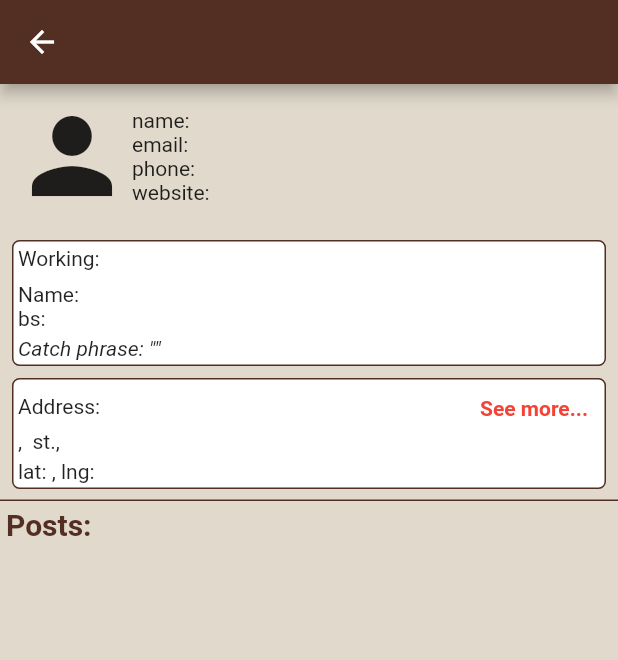
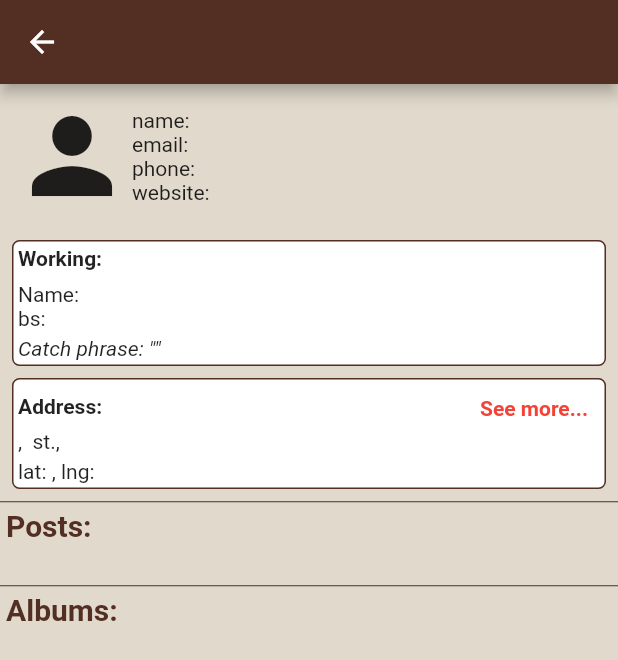
Before and after one commit to timaZapadniy/test_app, a Flutter app: the UserDetails screen opened directly with empty values, after a tap on "See more...", on a phone screen of 412 x 824 dp. Shown: the top 660 px of the screen. Run offline on Flutter 3.47's test engine with Material 2 defaults, Android fonts, the phone set to English and light mode, and no system bars; our stand-ins replace bloc, flutter_bloc; network calls fail.

Commit message:
photos bloc was added

```diff
--- /dev/null
+++ b/lib/bloc/albums_bloc/albums_bloc.dart
@@ -0,0 +1,23 @@
+import 'package:bloc/bloc.dart';
+import 'package:meta/meta.dart';
+import 'package:test_app/services/album_services/album_repository.dart';
+
+part 'albums_event.dart';
+part 'albums_state.dart';
+
+class AlbumsBloc extends Bloc<AlbumsEvent, AlbumsState> {
+  AlbumsBloc({required this.albumRepository}) : super(AlbumsInitial());
+  final AlbumRepository albumRepository;
+  @override
+  Stream<AlbumsState> mapEventToState(AlbumsEvent event) async* {
+    if (event is GetAlbumsEvent) {
+      yield LoadingAlbumsState();
+      try {
+        final List _loadedAlbums = await albumRepository.fetchAlbums(userId: event.userId);
+        yield LoadedAlbumsState(albumsList: [..._loadedAlbums]);
+      } catch (_) {
+        yield ErrorLoadAlbumsState();
+      }
+    }
+  }
+}
--- /dev/null
+++ b/lib/bloc/albums_bloc/albums_event.dart
@@ -0,0 +1,12 @@
+part of 'albums_bloc.dart';
+
+@immutable
+abstract class AlbumsEvent {}
+class GetAlbumsEvent extends AlbumsEvent {
+   GetAlbumsEvent(
+      {
+      required this.userId});
+
+  final int userId;
+
+}
--- /dev/null
+++ b/lib/bloc/albums_bloc/albums_state.dart
@@ -0,0 +1,16 @@
+part of 'albums_bloc.dart';
+
+@immutable
+abstract class AlbumsState {}
+
+class AlbumsInitial extends AlbumsState {}
+class LoadingAlbumsState extends AlbumsState {}
+
+class LoadedAlbumsState extends AlbumsState {
+
+  LoadedAlbumsState({required this.albumsList
+   });
+  final  List? albumsList;
+
+}
+class ErrorLoadAlbumsState extends AlbumsState {}
--- /dev/null
+++ b/lib/bloc/photos_bloc/photos_event.dart
@@ -0,0 +1,12 @@
+part of 'photos_bloc.dart';
+
+@immutable
+abstract class PhotosEvent {}
+class GetPhotosEvent extends PhotosEvent {
+   GetPhotosEvent(
+      {
+      required this.albumId});
+
+  final int albumId;
+
+}
--- /dev/null
+++ b/lib/bloc/photos_bloc/photos_state.dart
@@ -0,0 +1,16 @@
+part of 'photos_bloc.dart';
+
+@immutable
+abstract class PhotosState {}
+
+class PhotosInitial extends PhotosState {}
+class LoadingPhotosState extends PhotosState {}
+
+class LoadedPhotosState extends PhotosState {
+
+  LoadedPhotosState({required this.photosList
+   });
+  final  List? photosList;
+
+}
+class ErrorLoadPhotosState extends PhotosState {}
--- a/lib/screens/post_list_screen/post_pre_item.dart
+++ b/lib/screens/post_list_screen/post_pre_item.dart
@@ -27,7 +27,7 @@ class PostPreviewItem extends StatelessWidget {
            // Navigator.push(context, MaterialPageRoute(builder: (context) =>  UserDetails(user: user,)));
           },
           child: SizedBox(
-
+            width: double.infinity,
             child: Padding(
               padding: const EdgeInsets.all(4.0),
               child: Column(
@@ -35,7 +35,7 @@ class PostPreviewItem extends StatelessWidget {
                 children: [
                   Padding(
                     padding: const EdgeInsets.all(2.0),
-                    child: Text('${post.title}'),
+                    child: Text('${post.title}', style: TextStyle(fontWeight: FontWeight.bold),),
                   ),
                   Padding(
                     padding: const EdgeInsets.all(2.0),
--- a/lib/screens/user_details_screen/components/address_info.dart
+++ b/lib/screens/user_details_screen/components/address_info.dart
@@ -44,7 +44,7 @@ class _AddressInfoState extends State<AddressInfo> {
               children: [
                 Row(
                   children: [
-                     const Text('Address:'),
+                     const Text('Address:', style: TextStyle(fontWeight: FontWeight.bold),),
                      const Spacer(),
                      SizedBox(
                        height: 30,
--- a/lib/screens/user_details_screen/components/company_info.dart
+++ b/lib/screens/user_details_screen/components/company_info.dart
@@ -22,7 +22,7 @@ class CompanyInfo extends StatelessWidget {
             child: Column(
               crossAxisAlignment: CrossAxisAlignment.start,
               children: [
-                const Text('Working:'),
+                const Text('Working:', style: TextStyle(fontWeight: FontWeight.bold),),
                 const SizedBox(height: 8,),
                 Text('Name: ${company!.name}'),
                 Text('bs: ${company!.bs}'),
--- /dev/null
+++ b/lib/screens/user_details_screen/components/user_albums.dart
@@ -0,0 +1,53 @@
+import 'package:flutter/material.dart';
+import 'package:flutter_bloc/flutter_bloc.dart';
+import 'package:test_app/bloc/albums_bloc/albums_bloc.dart';
+import 'package:test_app/bloc/photos_bloc/photos_bloc.dart';
+import 'package:test_app/bloc/posts_bloc/posts_bloc.dart';
+import 'package:test_app/model/album.dart';
+import 'package:test_app/screens/album_list_screen/album_pre_item.dart';
+import 'package:test_app/screens/post_list_screen/post_pre_item.dart';
+
+class UserAlbums extends StatelessWidget {
+  const UserAlbums({ Key? key, required this.userId }) : super(key: key);
+  final int userId;
+  @override
+  Widget build(BuildContext context) {
+    final AlbumsBloc albumsBloc = BlocProvider.of<AlbumsBloc>(context);
+    albumsBloc.add(GetAlbumsEvent(userId: userId));
+    return Padding(
+      padding: const EdgeInsets.only(bottom:8.0),
+      child: Column(
+        crossAxisAlignment: CrossAxisAlignment.start,
+        children: [
+          const Padding(
+            padding: EdgeInsets.all(4.0),
+            child: Text('Albums:', style: TextStyle(fontSize: 20, color: Color(0xFF522e23), fontWeight: FontWeight.bold),),
+          ),
+          BlocBuilder<AlbumsBloc, AlbumsState>(
+          builder: (context, state) {
+          if (state is AlbumsInitial) {
+          return const SizedBox();
+        }
+
+        if (state is LoadingAlbumsState) {
+          return const Center(child: CircularProgressIndicator());
+        }
+        if (state is LoadedAlbumsState) {
+          return Row(children: [
+                    AlbumPreviewItem(album: state.albumsList![0]),
+                    AlbumPreviewItem(album: state.albumsList![1]),
+                    AlbumPreviewItem(album: state.albumsList![2]),
+                  ],);
+        }
+
+        if (state is ErrorLoadAlbumsState) {
+          return const Center(child: Center(child: Text('')));
+        }
+        return const SizedBox();
+      })
+
+        ],
+      ),
+    );
+  }
+}
--- a/lib/screens/user_details_screen/components/user_posts.dart
+++ b/lib/screens/user_details_screen/components/user_posts.dart
@@ -10,7 +10,9 @@ class UserPosts extends StatelessWidget {
   Widget build(BuildContext context) {
     final PostsBloc usersBloc = BlocProvider.of<PostsBloc>(context);
     usersBloc.add(GetPostsEvent(userId: userId));
-    return Column(
+    return Padding(
+      padding: const EdgeInsets.only(bottom:8.0),
+      child: Column(
         crossAxisAlignment: CrossAxisAlignment.start,
         children: [
           const Padding(
@@ -27,13 +29,11 @@ class UserPosts extends StatelessWidget {
           return const Center(child: CircularProgressIndicator());
         }
         if (state is LoadedPostsState) {
-        return
-        ListView.builder(
-          shrinkWrap: true,
-            itemCount: state.postsList!.length>=3? 3 : state.postsList!.length,
-            itemBuilder: (context, index){
-              return PostPreviewItem(post: state.postsList![index],);
-            });
+          return  Column(children: [
+            PostPreviewItem(post: state.postsList![0]),
+            PostPreviewItem(post: state.postsList![1]),
+            PostPreviewItem(post: state.postsList![2]),
+          ],);
         }
 
         if (state is ErrorLoadPostsState) {
@@ -43,6 +43,7 @@ class UserPosts extends StatelessWidget {
       })
 
         ],
+      ),
     );
   }
 }
--- a/lib/screens/user_details_screen/user_details.dart
+++ b/lib/screens/user_details_screen/user_details.dart
@@ -1,5 +1,6 @@
 import 'package:flutter/material.dart';
 import 'package:test_app/model/user.dart';
+import 'package:test_app/screens/user_details_screen/components/user_albums.dart';
 
 import 'components/address_info.dart';
 import 'components/company_info.dart';
@@ -10,10 +11,8 @@ class UserDetails extends StatelessWidget {
   const UserDetails({Key? key, required this.user}) : super(key: key);
   final User user;
 
-
   @override
   Widget build(BuildContext context) {
-
     return Scaffold(
       appBar: AppBar(
         title: Text('${user.username}'),
@@ -25,17 +24,24 @@ class UserDetails extends StatelessWidget {
             UserInfo(
               user: user,
             ),
-                  CompanyInfo(company: user.company,),
-                  AddressInfo(address: user.address,),
-                 const DecoratedBox(
-                decoration:  BoxDecoration(
-                  border: Border(bottom:BorderSide(width: 1, color: Color(0xFF522e23))),
-
+            CompanyInfo(
+              company: user.company,
             ),
-                child: SizedBox(width: double.infinity,),
+            AddressInfo(
+              address: user.address,
             ),
-                 UserPosts(userId: user.id,),
-
+            const Divider(
+              height: 1,
+              color: Color(0xFF522e23),
+            ),
+            UserPosts(
+              userId: user.id,
+            ),
+            const Divider(
+              height: 1,
+              color: Color(0xFF522e23),
+            ),
+            UserAlbums(userId: user.id,)
           ],
         ),
       ),
--- /dev/null
+++ b/lib/services/album_services/album_api_provider.dart
@@ -0,0 +1,24 @@
+import 'dart:convert';
+
+import 'package:http/http.dart' as http;
+import 'package:test_app/model/album.dart';
+
+class AlbumProvider {
+  //late Box box1;
+
+  Future fetchAlbums({required int userId}) async {
+    final response =
+        await http.get(Uri.parse('https://jsonplaceholder.typicode.com/albums?userId=$userId'));
+    if (response.statusCode == 200) {
+      final parsed = jsonDecode(response.body);
+
+      List i = [];
+      i = parsed.map<Album>((json) => Album.fromJson(json)).toList();
+
+      return i;
+    } else {
+      throw Exception('Failed to load users');
+    }
+  }
+
+}
--- /dev/null
+++ b/lib/services/album_services/album_repository.dart
@@ -0,0 +1,8 @@
+import 'package:test_app/services/album_services/album_api_provider.dart';
+
+class AlbumRepository {
+
+    final AlbumProvider _postProvider = AlbumProvider();
+  Future fetchAlbums({required int userId}) => _postProvider.fetchAlbums(userId: userId);
+
+}
--- /dev/null
+++ b/lib/services/photos_services/photos.repository.dart
@@ -0,0 +1,8 @@
+import 'package:test_app/services/photos_services/photos_api_provider.dart';
+
+class PhotosRepository {
+
+    final PhotosProvider _photosProvider = PhotosProvider();
+  Future fetchPhotos({required int albumId}) => _photosProvider.fetchPhotos(albumId: albumId);
+
+}
```
Also changed, not shown: lib/bloc/photos_bloc/photos_bloc.dart (added, +23 -0 lines), lib/main.dart (+12 -4 lines), lib/model/album.dart (added, +16 -0 lines), lib/model/photo.dart (added, +15 -0 lines), lib/screens/album_list_screen/album_pre_item.dart (added, +77 -0 lines), lib/services/photos_services/photos_api_provider.dart (added, +25 -0 lines). Lines whose indentation alone changed are shown as unchanged.
